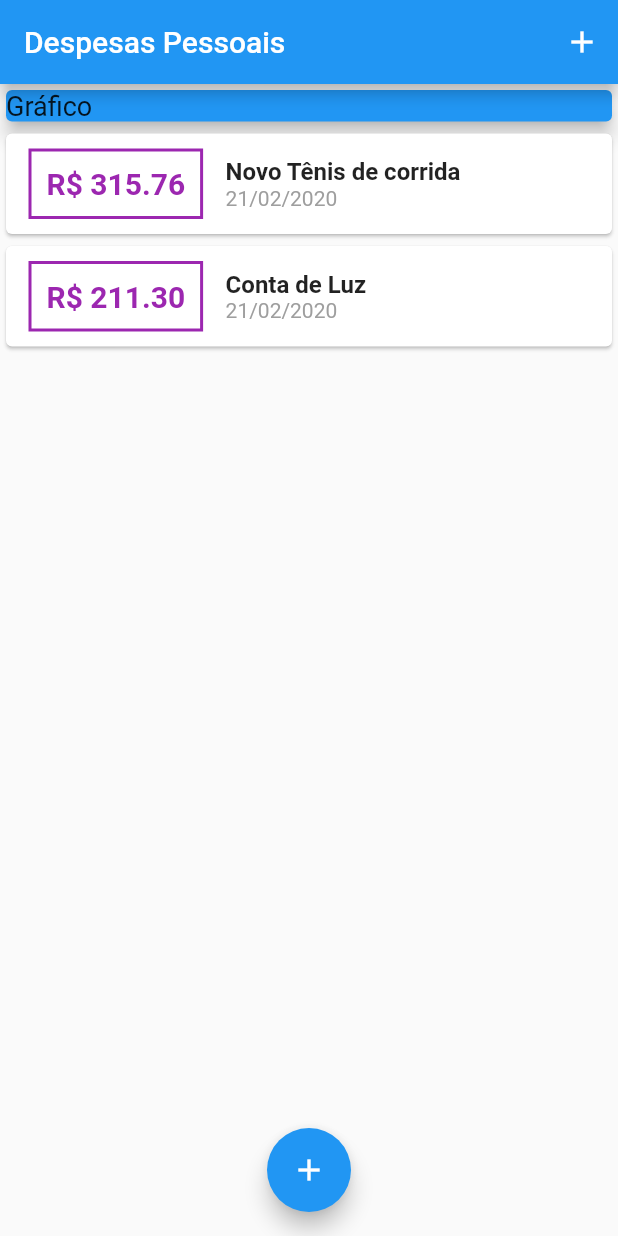
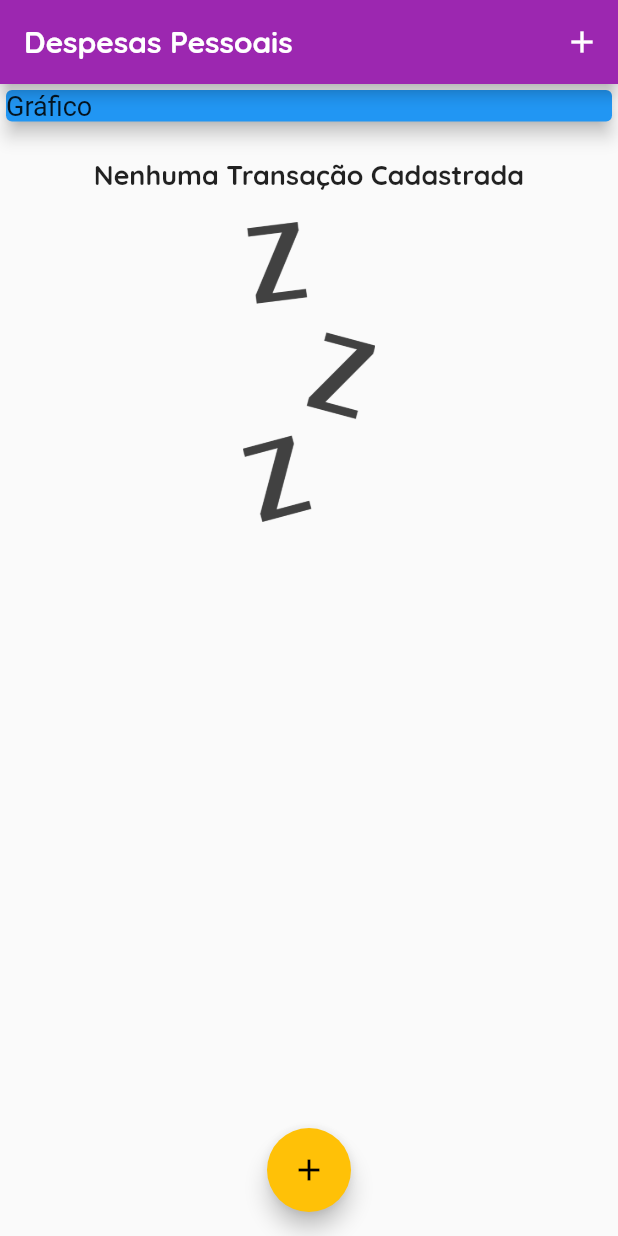
Before and after one commit to JairoAlves23/Udemy_Cod3r_Expenses, a Flutter app: the screen it shows after launch, on a phone screen of 412 x 824 dp. Run offline on Flutter 3.47's test engine with Material 2 defaults, Android fonts, the phone set to English and light mode, and no system bars.

```diff
--- a/lib/components/transaction_list.dart
+++ b/lib/components/transaction_list.dart
@@ -11,7 +11,25 @@ class TransacitionList extends StatelessWidget {
   Widget build(BuildContext context) {
     return Container(
       height: 300,
-      child: ListView.builder(
+      child: transaction.isEmpty
+          ? Column(
+              children: <Widget>[
+                SizedBox(height: 20,),
+                Text(
+                  'Nenhuma Transação Cadastrada',
+                  style: Theme.of(context).textTheme.title,
+                ),
+                SizedBox(height: 20,),
+                Container(
+                  height: 200,
+                  child: Image.asset(
+                    'assets/images/waiting.png',
+                    fit: BoxFit.cover,
+                  ),
+                )
+              ],
+            )
+          : ListView.builder(
               itemCount: transaction.length,
               itemBuilder: (ctx, index) {
                 final tr = transaction[index];
@@ -19,15 +37,20 @@ class TransacitionList extends StatelessWidget {
                     child: Row(
                   children: <Widget>[
                     Container(
-                  margin: EdgeInsets.symmetric(horizontal: 15, vertical: 10),
+                      margin:
+                          EdgeInsets.symmetric(horizontal: 15, vertical: 10),
                       padding: EdgeInsets.all(10),
                       decoration: BoxDecoration(
-                      border: Border.all(color: Colors.purple, width: 2)),
+                          border: Border.all(
+                        color: Theme.of(context).primaryColor,
+                        width: 2,
+                      )),
                       child: Text(
                         'R\$ ${tr.value.toStringAsFixed(2)}',
+                        /* style: Theme.of(context).textTheme.title, */
                         style: TextStyle(
                             fontWeight: FontWeight.bold,
-                        color: Colors.purple,
+                            color: Theme.of(context).primaryColor,
                             fontSize: 20),
                       ),
                     ),
@@ -36,8 +59,7 @@ class TransacitionList extends StatelessWidget {
                       children: <Widget>[
                         Text(
                           tr.title,
-                      style:
-                          TextStyle(fontWeight: FontWeight.bold, fontSize: 16),
+                          style: Theme.of(context).textTheme.title,
                         ),
                         Text(
                           DateFormat('d/MM/y').format(tr.date),
--- a/lib/home.dart
+++ b/lib/home.dart
@@ -11,8 +11,8 @@ class Home extends StatefulWidget {
 }
 
 class _HomeState extends State<Home> {
-  final _transactions = [
-    Transaction(
+  final List<Transaction> _transactions = [
+    /* Transaction(
         id: 't1',
         title: 'Novo Tênis de corrida',
         value: 315.76,
@@ -22,7 +22,7 @@ class _HomeState extends State<Home> {
       title: 'Conta de Luz',
       value: 211.30,
       date: DateTime.now(),
-    ),
+    ), */
   ];
 
   _addTransaction(String title, double value) {
@@ -36,6 +36,8 @@ class _HomeState extends State<Home> {
     setState(() {
       _transactions.add(newTransaction);
     });
+
+    Navigator.of(context).pop();
   }
 
   _openTransactionFormModal(BuildContext context) {
```
Also changed, not shown: lib/main.dart (+27 -4 lines), pubspec.yaml (+13 -9 lines), Screenshot_1582246889_aula8.png (added), assets/fonts/OpenSans-Bold.ttf (added), assets/fonts/OpenSans-Regular.ttf (added), assets/fonts/Quicksand-Bold.ttf (added), assets/fonts/Quicksand-Light.ttf (added), assets/fonts/Quicksand-Medium.ttf (added), assets/fonts/Quicksand-Regular.ttf (added), assets/images/waiting.png (added). Lines whose indentation alone changed are shown as unchanged.
